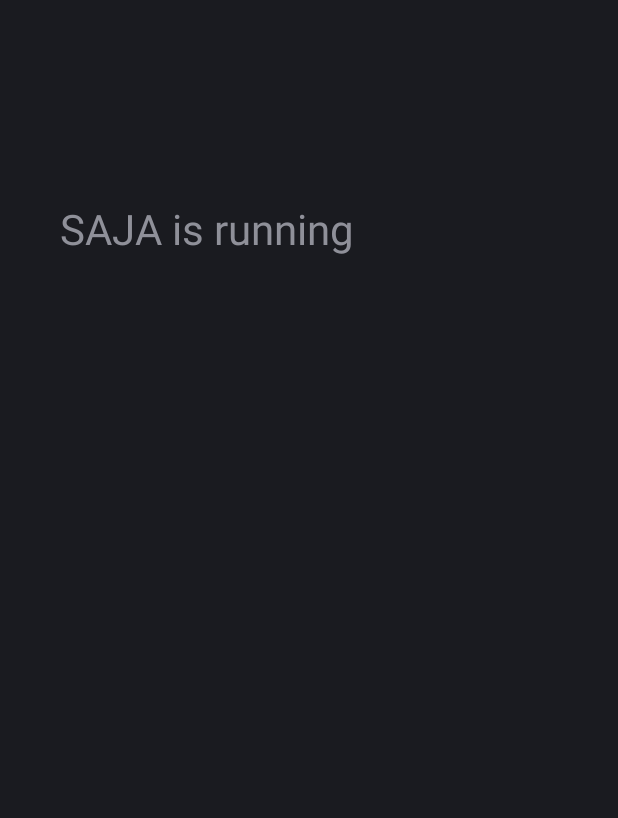
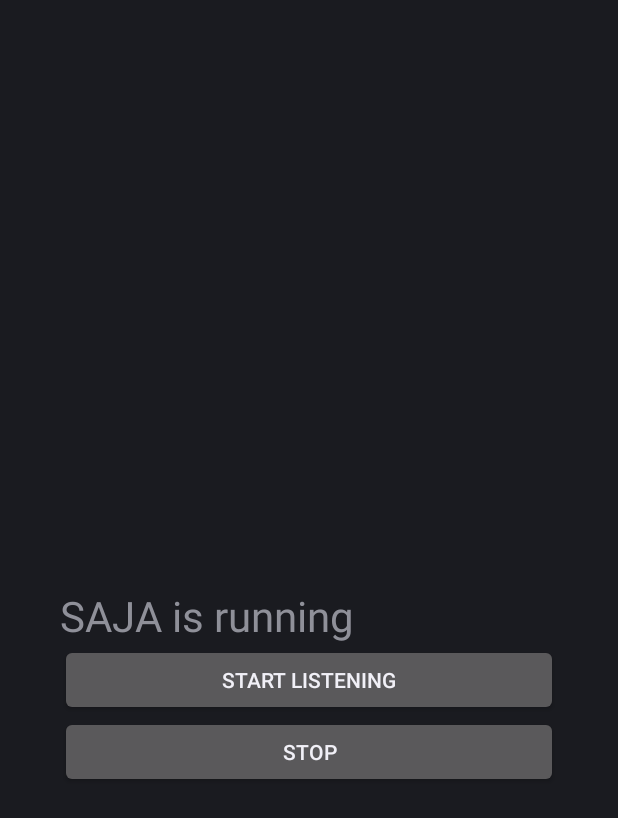
Before and after one commit to jokerhac57-oss/saja-clean, an Android app: the screen it shows after launch (MainActivity), on a phone screen of 412 x 824 dp. Shown: the top 818 px of the screen. Run offline under Robolectric (Android 15) with nearby library versions, the phone set to English and light mode, and no system bars.

Commit message:
Update MainActivity.java

```diff
--- a/app/src/main/java/com/saja/app/MainActivity.java
+++ b/app/src/main/java/com/saja/app/MainActivity.java
@@ -1,17 +1,37 @@
 package com.saja.app;
 
 import android.app.Activity;
+import android.content.Intent;
 import android.os.Bundle;
+import android.view.Gravity;
+import android.widget.Button;
+import android.widget.LinearLayout;
 import android.widget.TextView;
 
 public class MainActivity extends Activity {
     @Override
     protected void onCreate(Bundle savedInstanceState) {
         super.onCreate(savedInstanceState);
-        TextView text = new TextView(this);
-        text.setText("SAJA is running");
-        text.setTextSize(28);
-        text.setPadding(60, 200, 60, 60);
-        setContentView(text);
+        LinearLayout box = new LinearLayout(this);
+        box.setOrientation(LinearLayout.VERTICAL);
+        box.setGravity(Gravity.CENTER);
+        box.setPadding(60, 200, 60, 60);
+
+        TextView title = new TextView(this);
+        title.setText("SAJA is running");
+        title.setTextSize(28);
+        box.addView(title);
+
+        Button start = new Button(this);
+        start.setText("START LISTENING");
+        start.setOnClickListener(v -> startForegroundService(new Intent(this, ListenService.class)));
+        box.addView(start);
+
+        Button stop = new Button(this);
+        stop.setText("STOP");
+        stop.setOnClickListener(v -> stopService(new Intent(this, ListenService.class)));
+        box.addView(stop);
+
+        setContentView(box);
     }
-}
+    }
```
